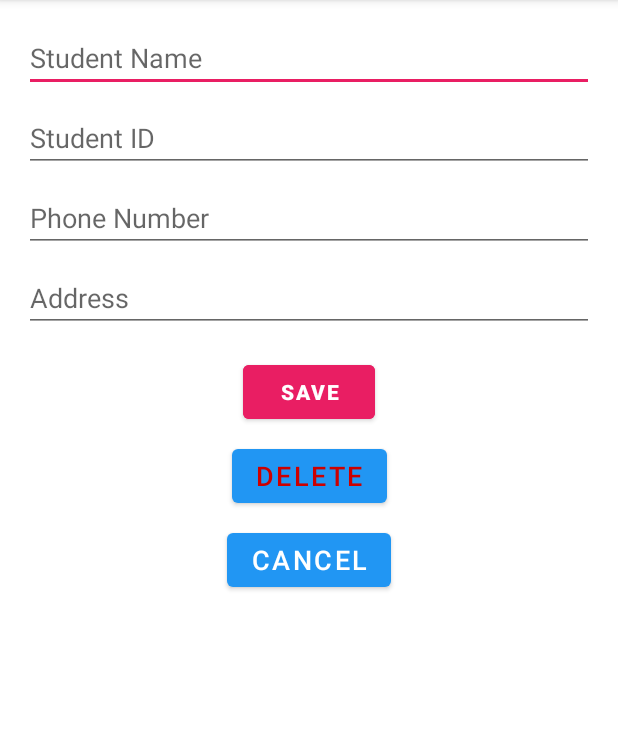
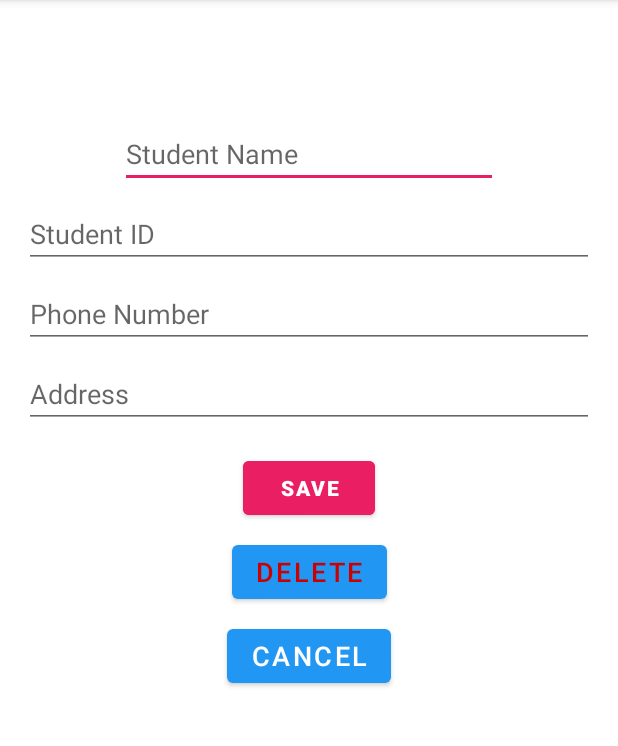
Before and after one commit to zivklein21/StudentsApp, an Android app: the EditStudentActivity screen opened directly, with no data from a screen before it, on a phone screen of 412 x 824 dp, the part 84-830 px from its top. Run offline under Robolectric (Android 15) with nearby library versions, the phone set to English and light mode, and no system bars; our stand-ins replace data binding.

Commit message:
fix margine

```diff
--- a/app/src/main/res/layout/activity_edit_student.xml
+++ b/app/src/main/res/layout/activity_edit_student.xml
@@ -10,14 +10,14 @@
         <!-- Student Name Input -->
         <EditText
             android:id="@+id/etStudentName"
-            android:layout_width="0dp"
+            android:layout_width="match_parent"
             android:layout_height="wrap_content"
+            android:layout_margin="80dp"
             android:hint="Student Name"
             android:textSize="18sp"
-            app:layout_constraintTop_toTopOf="parent"
+            app:layout_constraintEnd_toEndOf="parent"
             app:layout_constraintStart_toStartOf="parent"
-            app:layout_constraintEnd_toEndOf="parent"
-            android:layout_margin="16dp" />
+            app:layout_constraintTop_toTopOf="parent" />
 
         <!-- Student ID Input -->
         <EditText
--- a/app/src/main/res/layout/activity_new_student.xml
+++ b/app/src/main/res/layout/activity_new_student.xml
@@ -17,7 +17,7 @@
             app:layout_constraintTop_toTopOf="parent"
             app:layout_constraintStart_toStartOf="parent"
             app:layout_constraintEnd_toEndOf="parent"
-            android:layout_margin="16dp" />
+            android:layout_margin="80dp" />
 
         <!-- Student ID Input -->
         <EditText
--- a/app/src/main/res/layout/activity_student_details.xml
+++ b/app/src/main/res/layout/activity_student_details.xml
@@ -17,7 +17,7 @@
             app:layout_constraintTop_toTopOf="parent"
             app:layout_constraintStart_toStartOf="parent"
             app:layout_constraintEnd_toEndOf="parent"
-            android:layout_marginTop="16dp"
+            android:layout_marginTop="80dp"
             tools:ignore="ContentDescription" />
 
         <!-- Student Name -->
--- a/app/src/main/res/layout/activity_student_list.xml
+++ b/app/src/main/res/layout/activity_student_list.xml
@@ -14,6 +14,7 @@
             app:layout_constraintTop_toTopOf="parent"
             app:layout_constraintBottom_toTopOf="@id/fabAddStudent"
             app:layout_constraintStart_toStartOf="parent"
+            android:layout_margin="50dp"
             app:layout_constraintEnd_toEndOf="parent" />
 
         <com.google.android.material.floatingactionbutton.FloatingActionButton
--- a/app/src/main/res/values/themes.xml
+++ b/app/src/main/res/values/themes.xml
@@ -1,6 +1,7 @@
 <resources xmlns:tools="http://schemas.android.com/tools">
     <!-- Base Application Theme -->
     <style name="Theme.StudentsApp" parent="Theme.MaterialComponents.DayNight.DarkActionBar">
+        <item name="android:windowFullscreen">true</item>
         <!-- Primary Colors -->
         <item name="colorPrimary">@color/primary_blue</item>
         <item name="colorPrimaryVariant">@color/accent_blue</item>
```
Also changed, not shown: 1 other file.
